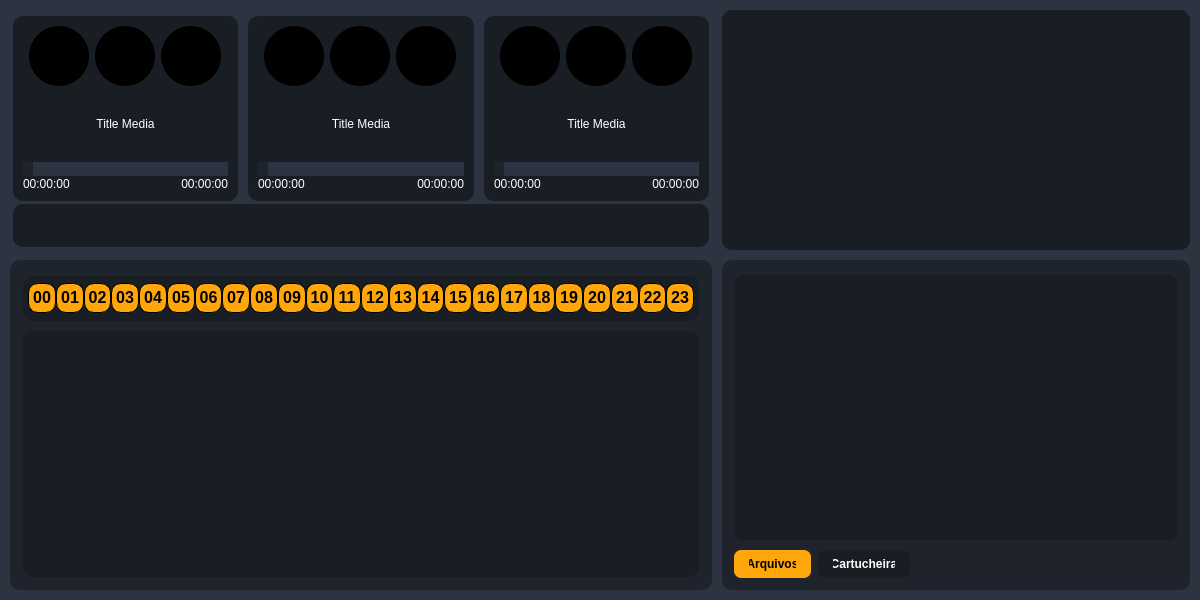
Qt form UI/player.ui (BrunoCardosoFS/NaxiStudioMix) before a commit.
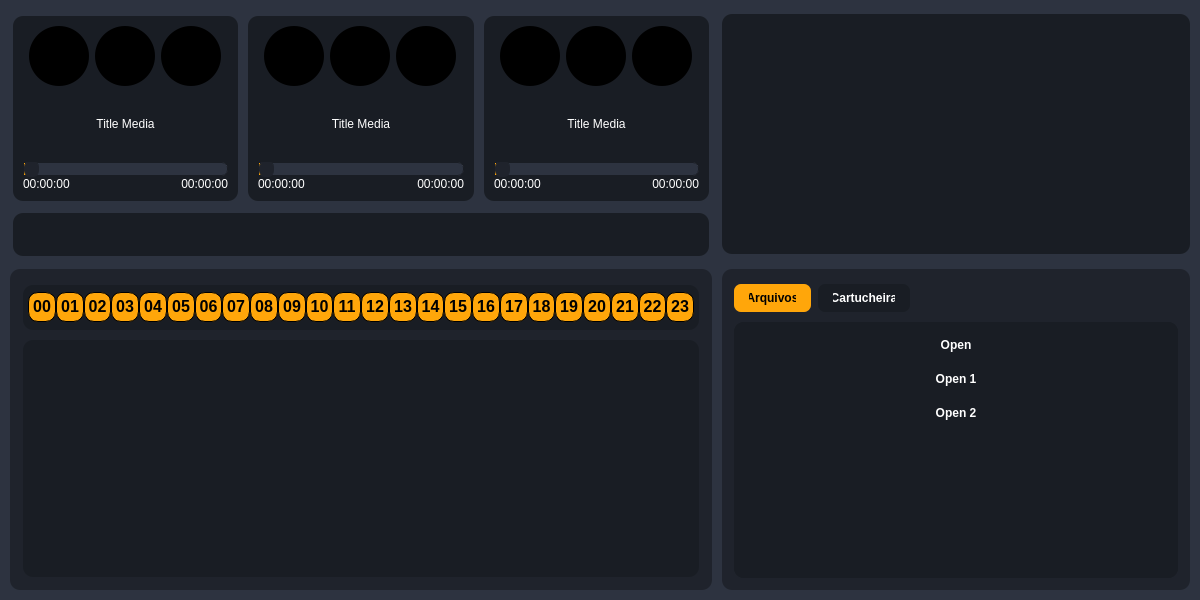
The same form after that commit. The open tabs and pages were chosen to show the change. Icons and pictures are not drawn.

Commit message: Players development

```diff
--- a/UI/player.ui
+++ b/UI/player.ui
@@ -1280,7 +1280,7 @@
     font-weight:  bold;
     color: #fff;
     border-radius: 7px;
-    margin-top: 10px;
+    margin-bottom: 10px;
     margin-right: 7px;
 }
 
@@ -1305,7 +1305,7 @@
 }</string>
          </property>
          <property name="tabPosition">
-          <enum>QTabWidget::South</enum>
+          <enum>QTabWidget::North</enum>
          </property>
          <property name="tabShape">
           <enum>QTabWidget::Rounded</enum>
@@ -1339,6 +1339,27 @@
            <string>Arquivos</string>
           </attribute>
           <layout class="QVBoxLayout" name="filesLayout">
+           <item>
+            <widget class="QPushButton" name="openMusic">
+             <property name="text">
+              <string>Open</string>
+             </property>
+            </widget>
+           </item>
+           <item>
+            <widget class="QPushButton" name="openMusic1">
+             <property name="text">
+              <string>Open 1</string>
+             </property>
+            </widget>
+           </item>
+           <item>
+            <widget class="QPushButton" name="openMusic2">
+             <property name="text">
+              <string>Open 2</string>
+             </property>
+            </widget>
+           </item>
            <item>
             <widget class="QListView" name="listView">
              <property name="whatsThis">
@@ -1366,8 +1387,8 @@
                <rect>
                 <x>0</x>
                 <y>0</y>
-                <width>418</width>
-                <height>233</height>
+                <width>424</width>
+                <height>242</height>
                </rect>
               </property>
               <layout class="QVBoxLayout" name="cartScrollLayout">
@@ -1486,45 +1507,59 @@
 	border-radius: 30px;
 }
 
+
+
+
 QGroupBox#playersArea QSlider::groove:horizontal {
-    border: 0px solid transparent;
-	border-radius: 10px;
-    height: 10px;
-    background: #eeeeee;
-    margin: 2px 0;
+border: 1px solid #191d24;
+background: white;
+height: 12px;
+border-radius: 6px;
+}
+
+QGroupBox#playersArea QSlider::sub-page:horizontal {
+background: #ffa60a;
+border: 1px solid #191d24;
+height: 12px;
+border-radius: 6px;
+}
+
+QGroupBox#playersArea QSlider::add-page:horizontal {
+background: #2d3340;
+border: 1px solid #191d24;
+height: 12px;
+border-radius: 6px;
 }
 
 QGroupBox#playersArea QSlider::handle:horizontal {
-    background-color: #1f232c;
-    height: 10px;
-    width: 10px;
-    border: 0px solid transparent;
-	margin: -2px 0;
+background: #1f232c;
+border: 1px solid #1f232c;
+width: 13px;
+margin-top: -2px;
+margin-bottom: -2px;
+border-radius: 6px;
 }
 
-QGroupBox#playersArea QSlider::handle:horizontal:pressed {
-    background-color: #1f232c;
-    border: 0px solid transparent;
-    margin: -2px 0px;
+QGroupBox#playersArea QSlider::handle:horizontal:hover {
+background: #1f232c;
+border: 1px solid #1f232c;
+border-radius: 6px;
+}
+
+QGroupBox#playersArea QSlider::sub-page:horizontal:disabled {
+background: #bbb;
+border-color: #999;
+}
+
+QGroupBox#playersArea QSlider::add-page:horizontal:disabled {
+background: #eee;
+border-color: #999;
 }
 
 QGroupBox#playersArea QSlider::handle:horizontal:disabled {
-    background-color: #bbbbbb;
-    height: 10px;
-    width: 10px;
-    border: 0px solid transparent;
-    margin: -1px -1px;
-    border-radius: 4px;
-}
-
-QGroupBox#playersArea QSlider::add-page:horizontal {
-    background: #2d3340; /* Cor inicial para a parte concluída */
-	border-radius: 10px;
-}
-
-QGroupBox#playersArea QSlider::sub-page:horizontal {
-    background: #ffa60a;  /* Cor para a parte ainda não concluída */
-	border-radius: 10px;
+background: #eee;
+border: 1px solid #191d24;
+border-radius: 6px;
 }</string>
          </property>
          <layout class="QHBoxLayout" name="playersAreaLayout" stretch="1,1,1">
@@ -1630,6 +1665,9 @@
                   <property name="shortcut">
                    <string>F1</string>
                   </property>
+                  <property name="autoDefault">
+                   <bool>false</bool>
+                  </property>
                  </widget>
                 </item>
                 <item>
@@ -1713,6 +1751,9 @@
                <property name="alignment">
                 <set>Qt::AlignCenter</set>
                </property>
+               <property name="wordWrap">
+                <bool>true</bool>
+               </property>
               </widget>
              </item>
              <item>
@@ -1875,7 +1916,7 @@
                    </size>
                   </property>
                   <property name="shortcut">
-                   <string>F1</string>
+                   <string>F5</string>
                   </property>
                  </widget>
                 </item>
@@ -1910,7 +1951,7 @@
                    </size>
                   </property>
                   <property name="shortcut">
-                   <string>F2</string>
+                   <string>F6</string>
                   </property>
                  </widget>
                 </item>
@@ -1945,7 +1986,7 @@
                    </size>
                   </property>
                   <property name="shortcut">
-                   <string>F3</string>
+                   <string>F7</string>
                   </property>
                  </widget>
                 </item>
@@ -1960,6 +2001,9 @@
                <property name="alignment">
                 <set>Qt::AlignCenter</set>
                </property>
+               <property name="wordWrap">
+                <bool>true</bool>
+               </property>
               </widget>
              </item>
              <item>
@@ -2119,7 +2163,7 @@
                    </size>
                   </property>
                   <property name="shortcut">
-                   <string>F1</string>
+                   <string>F9</string>
                   </property>
                  </widget>
                 </item>
@@ -2154,7 +2198,7 @@
                    </size>
                   </property>
                   <property name="shortcut">
-                   <string>F2</string>
+                   <string>F10</string>
                   </property>
                  </widget>
                 </item>
@@ -2189,7 +2233,7 @@
                    </size>
                   </property>
                   <property name="shortcut">
-                   <string>F3</string>
+                   <string>F11</string>
                   </property>
                  </widget>
                 </item>
@@ -2198,12 +2242,21 @@
              </item>
              <item>
               <widget class="QLabel" name="player3Title">
+               <property name="sizePolicy">
+                <sizepolicy hsizetype="Preferred" vsizetype="Preferred">
+                 <horstretch>0</horstretch>
+                 <verstretch>0</verstretch>
+                </sizepolicy>
+               </property>
                <property name="text">
                 <string>Title Media</string>
                </property>
                <property name="alignment">
                 <set>Qt::AlignCenter</set>
                </property>
+               <property name="wordWrap">
+                <bool>true</bool>
+               </property>
               </widget>
              </item>
              <item>
```
The commit also changes 3 other files.
